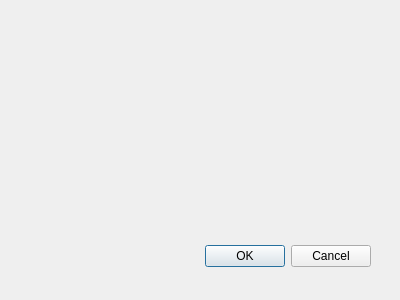
The window that SIMP/ui/dialog_image_processing.ui (iiSM4u/iiSM-SW_public) describes before a commit, drawn with Qt 5.
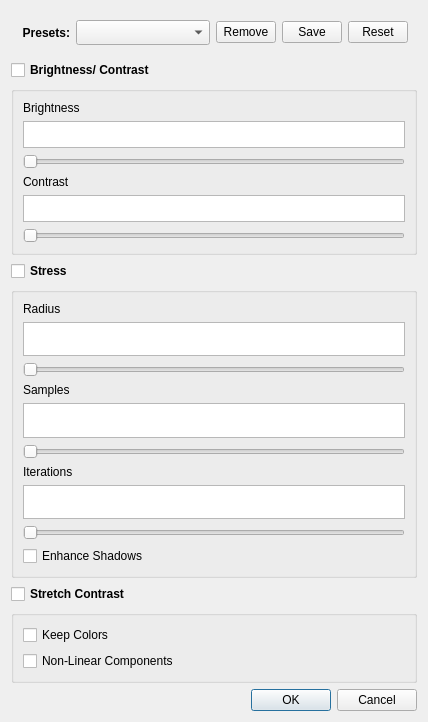
The same window after the commit. Custom widgets are drawn as their Qt base class.

Commit message: ui 수정

```diff
--- a/SIMP/ui/dialog_image_processing.ui
+++ b/SIMP/ui/dialog_image_processing.ui
@@ -6,30 +6,340 @@
    <rect>
     <x>0</x>
     <y>0</y>
-    <width>400</width>
-    <height>300</height>
+    <width>428</width>
+    <height>722</height>
    </rect>
   </property>
   <property name="windowTitle">
    <string>Dialog</string>
   </property>
-  <widget class="QDialogButtonBox" name="buttonBox">
-   <property name="geometry">
-    <rect>
-     <x>30</x>
-     <y>240</y>
-     <width>341</width>
-     <height>32</height>
-    </rect>
-   </property>
-   <property name="orientation">
-    <enum>Qt::Horizontal</enum>
-   </property>
-   <property name="standardButtons">
-    <set>QDialogButtonBox::Cancel|QDialogButtonBox::Ok</set>
-   </property>
-  </widget>
+  <layout class="QVBoxLayout" name="verticalLayout_7">
+   <item>
+    <widget class="QWidget" name="widget" native="true">
+     <layout class="QHBoxLayout" name="horizontalLayout">
+      <item>
+       <widget class="QLabel" name="lbPresets">
+        <property name="maximumSize">
+         <size>
+          <width>50</width>
+          <height>16777215</height>
+         </size>
+        </property>
+        <property name="font">
+         <font>
+          <bold>true</bold>
+         </font>
+        </property>
+        <property name="text">
+         <string>Presets:</string>
+        </property>
+        <property name="alignment">
+         <set>Qt::AlignRight|Qt::AlignTrailing|Qt::AlignVCenter</set>
+        </property>
+       </widget>
+      </item>
+      <item>
+       <widget class="QComboBox" name="cbPresets">
+        <property name="minimumSize">
+         <size>
+          <width>0</width>
+          <height>25</height>
+         </size>
+        </property>
+       </widget>
+      </item>
+      <item>
+       <widget class="QPushButton" name="btnRemovePreset">
+        <property name="maximumSize">
+         <size>
+          <width>60</width>
+          <height>16777215</height>
+         </size>
+        </property>
+        <property name="text">
+         <string>Remove</string>
+        </property>
+       </widget>
+      </item>
+      <item>
+       <widget class="QPushButton" name="btnSavePreset">
+        <property name="maximumSize">
+         <size>
+          <width>60</width>
+          <height>16777215</height>
+         </size>
+        </property>
+        <property name="text">
+         <string>Save</string>
+        </property>
+       </widget>
+      </item>
+      <item>
+       <widget class="QPushButton" name="btnResetPreset">
+        <property name="maximumSize">
+         <size>
+          <width>60</width>
+          <height>16777215</height>
+         </size>
+        </property>
+        <property name="text">
+         <string>Reset</string>
+        </property>
+       </widget>
+      </item>
+     </layout>
+    </widget>
+   </item>
+   <item>
+    <widget class="QCheckBox" name="chkBrightnessContrast">
+     <property name="font">
+      <font>
+       <bold>true</bold>
+      </font>
+     </property>
+     <property name="text">
+      <string>Brightness/ Contrast</string>
+     </property>
+    </widget>
+   </item>
+   <item>
+    <widget class="QGroupBox" name="gbBrightnessContrast">
+     <property name="title">
+      <string/>
+     </property>
+     <layout class="QVBoxLayout" name="verticalLayout_3">
+      <item>
+       <widget class="QLabel" name="lbBrightness">
+        <property name="text">
+         <string>Brightness</string>
+        </property>
+       </widget>
+      </item>
+      <item>
+       <widget class="CustomPlainTextEdit" name="editBrightness">
+        <property name="minimumSize">
+         <size>
+          <width>0</width>
+          <height>27</height>
+         </size>
+        </property>
+        <property name="maximumSize">
+         <size>
+          <width>16777215</width>
+          <height>16777215</height>
+         </size>
+        </property>
+       </widget>
+      </item>
+      <item>
+       <widget class="QSlider" name="sliderBrightness">
+        <property name="orientation">
+         <enum>Qt::Horizontal</enum>
+        </property>
+       </widget>
+      </item>
+      <item>
+       <widget class="QLabel" name="lbContrast">
+        <property name="text">
+         <string>Contrast</string>
+        </property>
+       </widget>
+      </item>
+      <item>
+       <widget class="CustomPlainTextEdit" name="editContrast">
+        <property name="minimumSize">
+         <size>
+          <width>0</width>
+          <height>27</height>
+         </size>
+        </property>
+        <property name="maximumSize">
+         <size>
+          <width>16777215</width>
+          <height>16777215</height>
+         </size>
+        </property>
+       </widget>
+      </item>
+      <item>
+       <widget class="QSlider" name="sliderContrast">
+        <property name="orientation">
+         <enum>Qt::Horizontal</enum>
+        </property>
+       </widget>
+      </item>
+     </layout>
+    </widget>
+   </item>
+   <item>
+    <widget class="QCheckBox" name="chkStress">
+     <property name="font">
+      <font>
+       <bold>true</bold>
+      </font>
+     </property>
+     <property name="text">
+      <string>Stress</string>
+     </property>
+    </widget>
+   </item>
+   <item>
+    <widget class="QGroupBox" name="gbStress">
+     <property name="title">
+      <string/>
+     </property>
+     <layout class="QVBoxLayout" name="verticalLayout_2">
+      <item>
+       <widget class="QLabel" name="lbRadius">
+        <property name="text">
+         <string>Radius</string>
+        </property>
+       </widget>
+      </item>
+      <item>
+       <widget class="CustomPlainTextEdit" name="editRadius">
+        <property name="minimumSize">
+         <size>
+          <width>0</width>
+          <height>27</height>
+         </size>
+        </property>
+       </widget>
+      </item>
+      <item>
+       <widget class="QSlider" name="sliderRadius">
+        <property name="orientation">
+         <enum>Qt::Horizontal</enum>
+        </property>
+       </widget>
+      </item>
+      <item>
+       <widget class="QLabel" name="lbSamples">
+        <property name="text">
+         <string>Samples</string>
+        </property>
+       </widget>
+      </item>
+      <item>
+       <widget class="CustomPlainTextEdit" name="editSamples">
+        <property name="minimumSize">
+         <size>
+          <width>0</width>
+          <height>27</height>
+         </size>
+        </property>
+       </widget>
+      </item>
+      <item>
+       <widget class="QSlider" name="sliderSamples">
+        <property name="orientation">
+         <enum>Qt::Horizontal</enum>
+        </property>
+       </widget>
+      </item>
+      <item>
+       <widget class="QLabel" name="lbIterations">
+        <property name="text">
+         <string>Iterations</string>
+        </property>
+       </widget>
+      </item>
+      <item>
+       <widget class="CustomPlainTextEdit" name="editIterations">
+        <property name="minimumSize">
+         <size>
+          <width>0</width>
+          <height>27</height>
+         </size>
+        </property>
+       </widget>
+      </item>
+      <item>
+       <widget class="QSlider" name="sliderIterations">
+        <property name="orientation">
+         <enum>Qt::Horizontal</enum>
+        </property>
+       </widget>
+      </item>
+      <item>
+       <widget class="QCheckBox" name="chkEnhanceShadows">
+        <property name="font">
+         <font>
+          <bold>false</bold>
+         </font>
+        </property>
+        <property name="text">
+         <string>Enhance Shadows</string>
+        </property>
+       </widget>
+      </item>
+     </layout>
+    </widget>
+   </item>
+   <item>
+    <widget class="QCheckBox" name="chkStretchContrast">
+     <property name="font">
+      <font>
+       <bold>true</bold>
+      </font>
+     </property>
+     <property name="text">
+      <string>Stretch Contrast</string>
+     </property>
+    </widget>
+   </item>
+   <item>
+    <widget class="QGroupBox" name="gbStretchContrast">
+     <property name="title">
+      <string/>
+     </property>
+     <layout class="QVBoxLayout" name="verticalLayout">
+      <item>
+       <widget class="QCheckBox" name="chkKeepColors">
+        <property name="font">
+         <font>
+          <bold>false</bold>
+         </font>
+        </property>
+        <property name="text">
+         <string>Keep Colors</string>
+        </property>
+       </widget>
+      </item>
+      <item>
+       <widget class="QCheckBox" name="chkNonLinearComponents">
+        <property name="font">
+         <font>
+          <bold>false</bold>
+         </font>
+        </property>
+        <property name="text">
+         <string>Non-Linear Components</string>
+        </property>
+       </widget>
+      </item>
+     </layout>
+    </widget>
+   </item>
+   <item>
+    <widget class="QDialogButtonBox" name="buttonBox">
+     <property name="orientation">
+      <enum>Qt::Horizontal</enum>
+     </property>
+     <property name="standardButtons">
+      <set>QDialogButtonBox::Cancel|QDialogButtonBox::Ok</set>
+     </property>
+    </widget>
+   </item>
+  </layout>
  </widget>
+ <customwidgets>
+  <customwidget>
+   <class>CustomPlainTextEdit</class>
+   <extends>QPlainTextEdit</extends>
+   <header>custom_plain_text_edit.h</header>
+  </customwidget>
+ </customwidgets>
  <resources/>
  <connections>
   <connection>
```
The commit also changes 4 other files.
